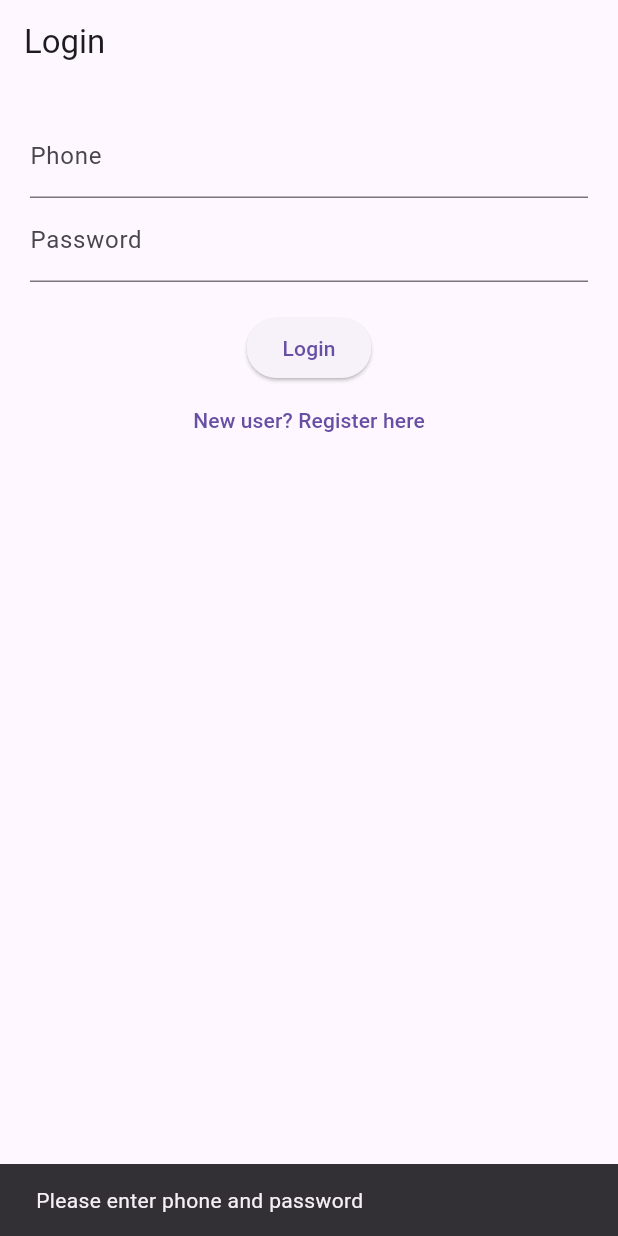
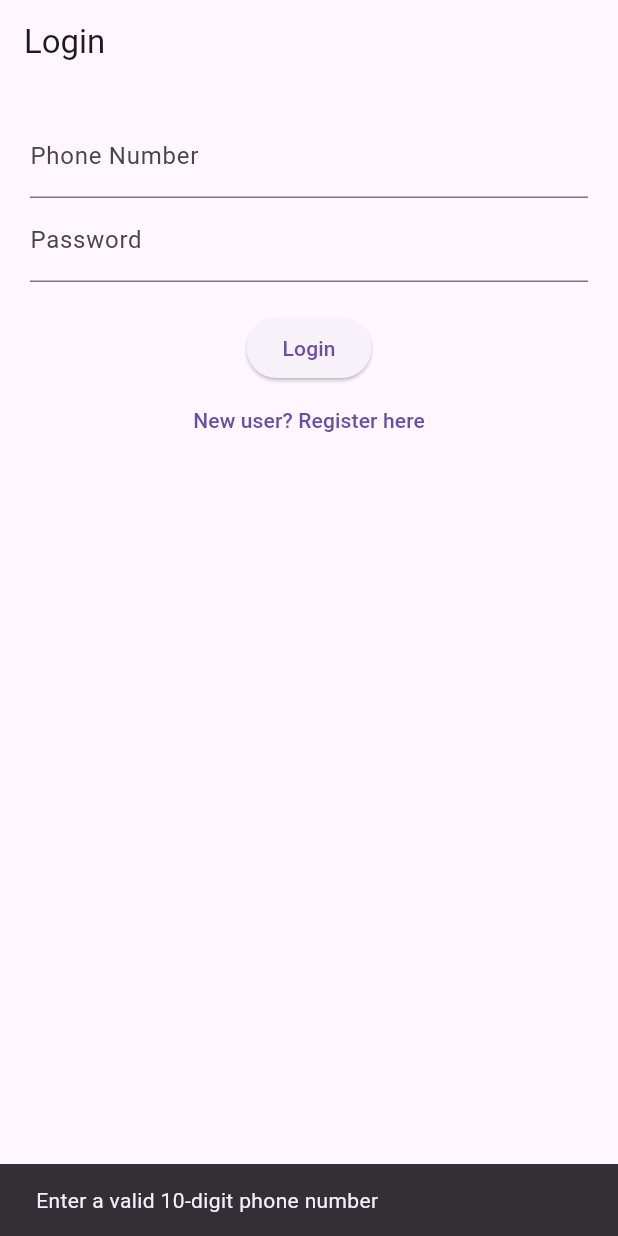
Before and after one commit to rahul05-code/bus_attendance, a Flutter app: the screen it shows after launch, after a tap on "Login", on a phone screen of 412 x 824 dp. Run offline on Flutter 3.47's test engine with Material 3 defaults, Android fonts, the phone set to English and light mode, and no system bars; network calls fail.

Commit message:
test failed

```diff
--- a/lib/login_page.dart
+++ b/lib/login_page.dart
@@ -15,10 +15,17 @@ class _LoginPageState extends State<LoginPage> {
     final phone = phoneController.text.trim();
     final password = passwordController.text.trim();
 
-    if (phone.isEmpty || password.isEmpty) {
+    if (phone.length != 10 || !RegExp(r'^[0-9]+$').hasMatch(phone)) {
       ScaffoldMessenger.of(context).showSnackBar(
-        SnackBar(content: Text("Please enter phone and password")),
+        SnackBar(content: Text("Enter a valid 10-digit phone number")),
       );
+      return;
+    }
+
+    if (password.isEmpty) {
+      ScaffoldMessenger.of(
+        context,
+      ).showSnackBar(SnackBar(content: Text("Password cannot be empty")));
       return;
     }
 
@@ -30,7 +37,7 @@ class _LoginPageState extends State<LoginPage> {
       );
     } else {
       ScaffoldMessenger.of(context).showSnackBar(
-        SnackBar(content: Text("Login failed. Please try again.")),
+        SnackBar(content: Text("Login failed. Please check your credentials.")),
       );
     }
   }
@@ -45,7 +52,7 @@ class _LoginPageState extends State<LoginPage> {
           children: [
             TextField(
               controller: phoneController,
-              decoration: InputDecoration(labelText: "Phone"),
+              decoration: InputDecoration(labelText: "Phone Number"),
               keyboardType: TextInputType.phone,
             ),
             TextField(
```
Also changed, not shown: lib/http_service.dart (+21 -6 lines), lib/register_page.dart (+8 -23 lines).
